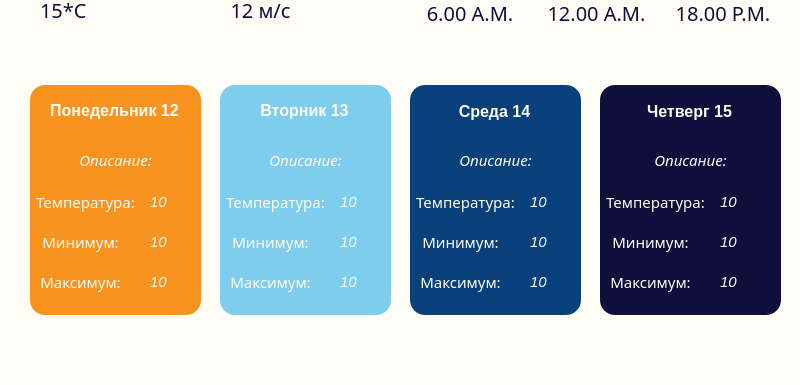
Before: the Qt Designer form mainwindow.ui in Arteeemis/DESKTOP-WEATHER-APP, drawn with Qt 5; both pictures show x 0 to 800 and y 215 to 600 of the 800 by 600 pixel window.
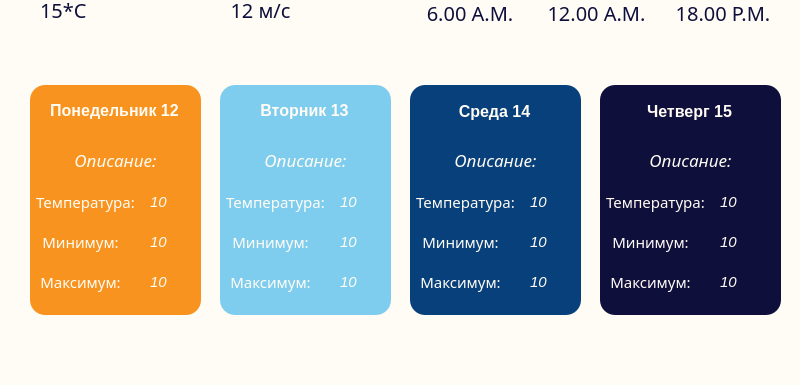
After: the same form once the commit is applied. Icons and pictures are not drawn.

Commit message: fully implemented API to the main window

The edit to the form file:
```diff
--- a/mainwindow.ui
+++ b/mainwindow.ui
@@ -516,7 +516,7 @@
     <property name="font">
      <font>
       <family>Segoe UI Semibold</family>
-      <pointsize>11</pointsize>
+      <pointsize>13</pointsize>
       <italic>true</italic>
      </font>
     </property>
@@ -753,7 +753,7 @@
     <property name="font">
      <font>
       <family>Segoe UI Semibold</family>
-      <pointsize>11</pointsize>
+      <pointsize>13</pointsize>
       <italic>true</italic>
      </font>
     </property>
@@ -782,7 +782,7 @@
     <property name="font">
      <font>
       <family>Segoe UI Semibold</family>
-      <pointsize>11</pointsize>
+      <pointsize>13</pointsize>
       <italic>true</italic>
      </font>
     </property>
@@ -811,7 +811,7 @@
     <property name="font">
      <font>
       <family>Segoe UI Semibold</family>
-      <pointsize>11</pointsize>
+      <pointsize>13</pointsize>
       <italic>true</italic>
      </font>
     </property>
```
Left out of the diff: 58 changed lines with no effect on the pictures. The commit also changes 6 other files.
